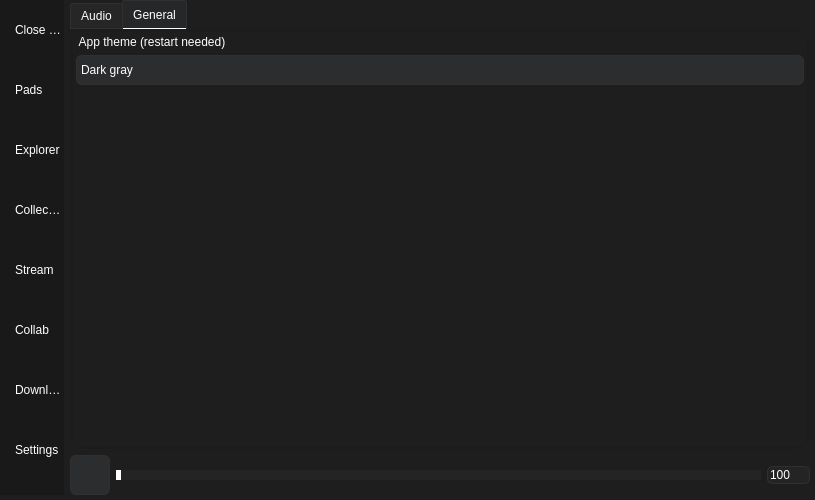
Before: the Qt Designer form gui/gui.ui in BarsTiger/KotoPad, drawn with Qt 5.
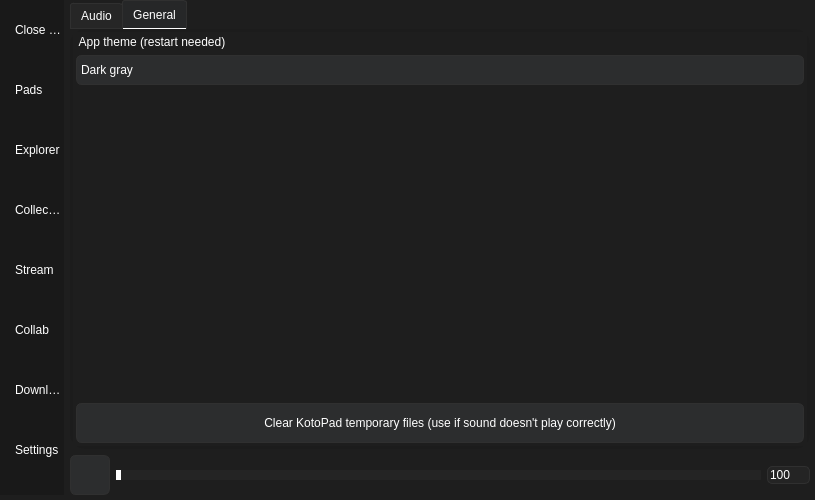
After: the same form once the commit is applied. The open tabs and pages were chosen to show the change. Icons and pictures are not drawn.

Commit message: Clearing temp files

```diff
--- a/gui/gui.ui
+++ b/gui/gui.ui
@@ -927,6 +927,19 @@
                  </property>
                 </spacer>
                </item>
+               <item>
+                <widget class="QPushButton" name="clear_temp_button">
+                 <property name="minimumSize">
+                  <size>
+                   <width>0</width>
+                   <height>40</height>
+                  </size>
+                 </property>
+                 <property name="text">
+                  <string>Clear KotoPad temporary files (use if sound doesn't play correctly)</string>
+                 </property>
+                </widget>
+               </item>
               </layout>
              </widget>
             </widget>
```
The commit also changes 2 other files.
